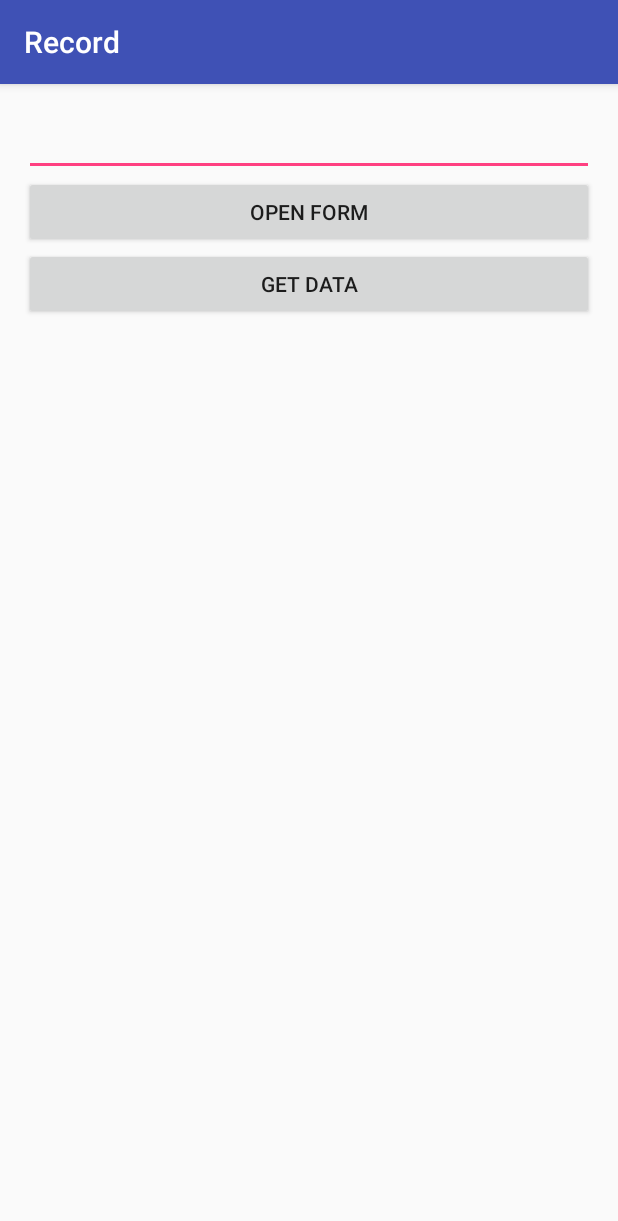
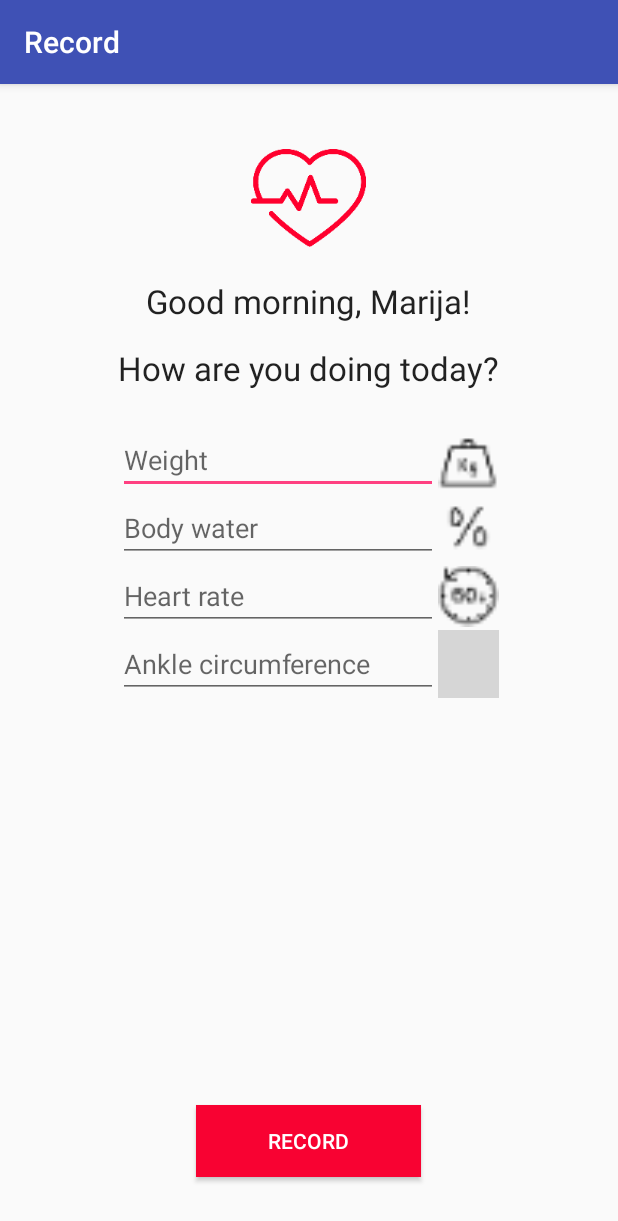
Before and after one commit to recordapp/record, an Android app: the MainActivity screen opened directly, with no data from a screen before it, on a phone screen of 412 x 824 dp. Shown: the top 1221 px of the screen. Run offline under Robolectric (Android 15) with nearby library versions, the phone set to English and light mode, and no system bars; our stand-ins replace Volley; libraries missing offline, so code that uses them is left out: com.github.scribejava.apis, com.github.scribejava.core; grey boxes are pictures that could not be loaded.

Commit message:
Dodan drugi xml... potrebno ga je še povezati z javo

```diff
--- a/app/src/main/java/com/example/vid/record/MainActivity.java
+++ b/app/src/main/java/com/example/vid/record/MainActivity.java
@@ -49,7 +49,7 @@ public class MainActivity extends AppCompatActivity {
         super.onCreate(savedInstanceState);
         setContentView(R.layout.activity_main);
 
-        mass = (EditText) findViewById(R.id.vnos_teze);
+        //mass = (EditText) findViewById(R.id.vnos_teze);
 
         test = (TextView) findViewById(R.id.test);
 
--- a/app/src/main/java/com/example/vid/record/vpis.java
+++ b/app/src/main/java/com/example/vid/record/vpis.java
@@ -1,7 +1,9 @@
 package com.example.vid.record;
 
+import android.content.Intent;
 import android.support.v7.app.AppCompatActivity;
 import android.os.Bundle;
+import android.view.View;
 
 public class vpis extends AppCompatActivity {
 
@@ -10,4 +12,9 @@ public class vpis extends AppCompatActivity {
         super.onCreate(savedInstanceState);
         setContentView(R.layout.activity_vpis);
     }
+
+    public void sign(View v) {
+        Intent i = new Intent(vpis.this, MainActivity.class);
+        startActivity(i);
+    }
 }
--- a/app/src/main/res/layout/activity_main.xml
+++ b/app/src/main/res/layout/activity_main.xml
@@ -1,5 +1,5 @@
 <?xml version="1.0" encoding="utf-8"?>
-<TableLayout xmlns:android="http://schemas.android.com/apk/res/android"
+<RelativeLayout xmlns:android="http://schemas.android.com/apk/res/android"
     xmlns:tools="http://schemas.android.com/tools"
     android:layout_width="match_parent"
     android:layout_height="match_parent"
@@ -9,30 +9,140 @@
     android:paddingTop="@dimen/activity_vertical_margin"
     tools:context="com.example.vid.record.MainActivity">
 
-    <EditText
+    <ImageView
         android:layout_width="wrap_content"
         android:layout_height="wrap_content"
-        android:id="@+id/vnos_teze"/>
-
-    <Button
-        android:id="@+id/button_open_form"
-        android:layout_width="wrap_content"
-        android:layout_height="wrap_content"
-        android:text="OPEN FORM"
-        android:onClick="openForm"
-        />
-
-    <Button
-        android:id="@+id/button_get_data"
-        android:layout_width="wrap_content"
-        android:layout_height="wrap_content"
-        android:text="GET DATA"
-        android:onClick="getData"
-        />
+        android:id="@+id/imageView"
+        android:src="@mipmap/logo"
+        android:layout_alignParentTop="true"
+        android:layout_centerHorizontal="true"
+        android:layout_marginTop="27dp" />
 
     <TextView
         android:layout_width="wrap_content"
         android:layout_height="wrap_content"
-        android:id="@+id/test"/>
+        android:textAppearance="?android:attr/textAppearanceLarge"
+        android:text="Good morning, Marija!"
+        android:id="@+id/textView"
+        android:layout_marginTop="21dp"
+        android:layout_below="@+id/imageView"
+        android:layout_centerHorizontal="true" />
 
-</TableLayout>
+    <TextView
+        android:layout_width="wrap_content"
+        android:layout_height="wrap_content"
+        android:textAppearance="?android:attr/textAppearanceLarge"
+        android:text="How are you doing today?"
+        android:id="@+id/textView2"
+        android:layout_below="@+id/textView"
+        android:layout_centerHorizontal="true"
+        android:layout_marginTop="15dp" />
+
+    <EditText
+        android:layout_width="wrap_content"
+        android:layout_height="wrap_content"
+        android:inputType="number"
+        android:hint="Weight"
+        android:ems="10"
+        android:id="@+id/editText"
+        android:layout_marginTop="24dp"
+        android:layout_below="@+id/textView2"
+        android:layout_alignLeft="@+id/textView2"
+        android:layout_alignStart="@+id/textView2" />
+
+    <ImageView
+        android:layout_width="wrap_content"
+        android:layout_height="wrap_content"
+        android:id="@+id/imageView2"
+        android:src="@mipmap/weight"
+        android:layout_alignTop="@+id/editText"
+        android:layout_toRightOf="@+id/editText"
+        android:layout_alignBottom="@+id/editText"
+        android:layout_alignRight="@+id/textView2"
+        android:layout_alignEnd="@+id/textView2" />
+
+    <EditText
+        android:layout_width="wrap_content"
+        android:layout_height="wrap_content"
+        android:inputType="number"
+        android:hint="Body water"
+        android:ems="10"
+        android:id="@+id/editText2"
+        android:layout_below="@+id/editText"
+        android:layout_toLeftOf="@+id/imageView2"
+        android:layout_toStartOf="@+id/imageView2" />
+
+    <ImageView
+        android:layout_width="wrap_content"
+        android:layout_height="wrap_content"
+        android:id="@+id/imageView3"
+        android:layout_alignTop="@+id/editText2"
+        android:layout_alignRight="@+id/imageView2"
+        android:layout_alignEnd="@+id/imageView2"
+        android:src="@mipmap/percentage"
+        android:layout_alignBottom="@+id/editText2"
+        android:layout_alignLeft="@+id/imageView2"
+        android:layout_alignStart="@+id/imageView2" />
+
+    <EditText
+        android:layout_width="wrap_content"
+        android:layout_height="wrap_content"
+        android:inputType="number"
+        android:hint="Heart rate"
+        android:ems="10"
+        android:id="@+id/editText3"
+        android:layout_below="@+id/editText2"
+        android:layout_alignLeft="@+id/editText2"
+        android:layout_alignStart="@+id/editText2" />
+
+    <ImageView
+        android:layout_width="wrap_content"
+        android:layout_height="wrap_content"
+        android:id="@+id/imageView4"
+        android:layout_below="@+id/editText2"
+        android:layout_alignRight="@+id/imageView3"
+        android:layout_alignEnd="@+id/imageView3"
+        android:src="@mipmap/minute"
+        android:layout_alignBottom="@+id/editText3"
+        android:layout_alignLeft="@+id/imageView3"
+        android:layout_alignStart="@+id/imageView3" />
+
+    <EditText
+        android:layout_width="wrap_content"
+        android:layout_height="wrap_content"
+        android:inputType="number"
+        android:hint="Ankle circumference"
+        android:ems="10"
+        android:id="@+id/editText4"
+        android:layout_below="@+id/editText3"
+        android:layout_toLeftOf="@+id/imageView4"
+        android:layout_toStartOf="@+id/imageView4" />
+
+    <ImageView
+        android:layout_width="wrap_content"
+        android:layout_height="wrap_content"
+        android:id="@+id/imageView5"
+        android:layout_below="@+id/editText3"
+        android:layout_alignRight="@+id/imageView4"
+        android:layout_alignEnd="@+id/imageView4"
+        android:src="@mipmap/length"
+        android:layout_toEndOf="@+id/editText4"
+        android:layout_alignBottom="@+id/editText4"
+        android:layout_toRightOf="@+id/editText4" />
+
+    <Button
+        android:layout_width="150dp"
+        android:layout_height="wrap_content"
+        android:text="RECORD"
+        android:id="@+id/button"
+        android:background="#F80232"
+        android:textColor="#FFFFFF"
+        style="@style/Widget.AppCompat.Button.Colored"
+        android:layout_marginBottom="23dp"
+        android:allowUndo="false"
+        android:clickable="true"
+        android:layout_alignParentBottom="true"
+        android:layout_centerHorizontal="true"
+        />
+
+</RelativeLayout>
--- a/app/src/main/res/layout/activity_vpis.xml
+++ b/app/src/main/res/layout/activity_vpis.xml
@@ -48,7 +48,8 @@
         android:layout_below="@+id/editText6"
         android:layout_centerHorizontal="true"
         android:background="#F80232"
-        android:textColor="#FFFFFF" />
+        android:textColor="#FFFFFF"
+        android:onClick="sign"/>
 
 
 </RelativeLayout>
```
